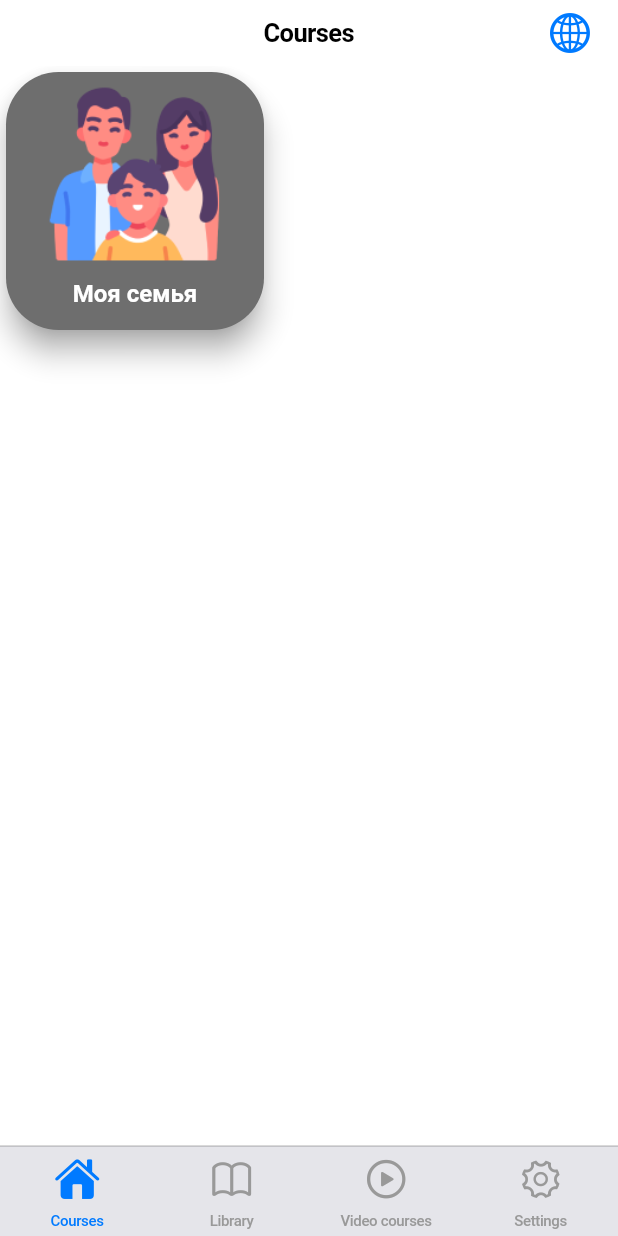
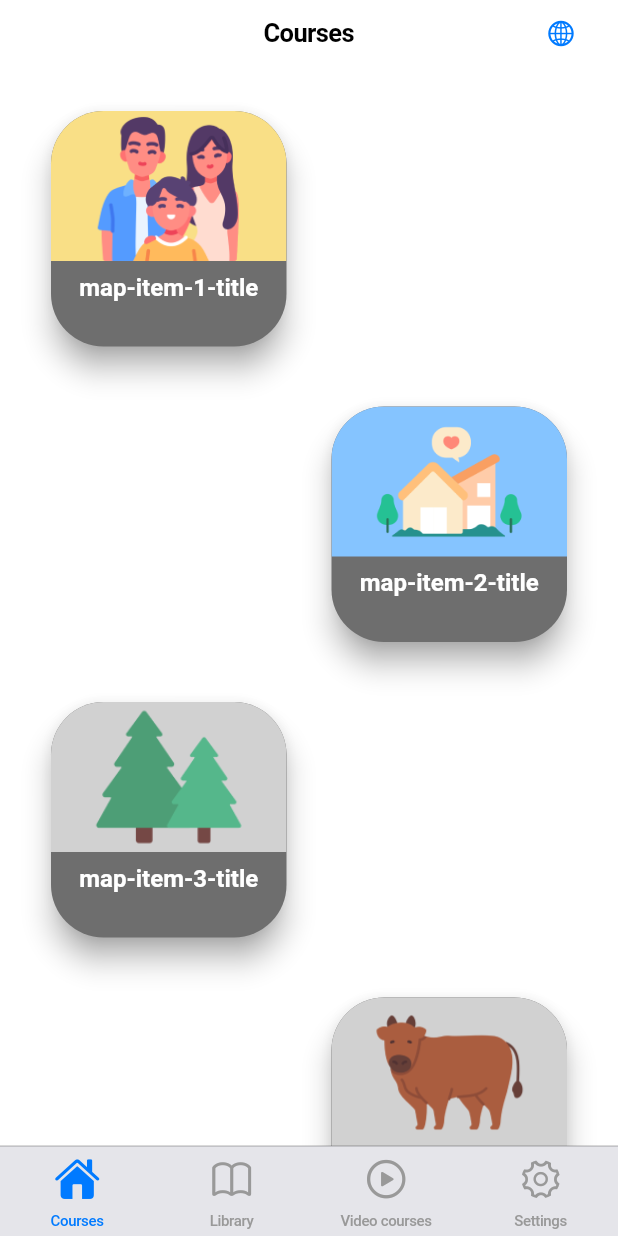
Before and after one commit to cracklesparkle/langapp, a Flutter app: the MainPage screen opened directly, on a phone screen of 412 x 824 dp. Run offline on Flutter 3.47's test engine with Material 2 defaults, Android fonts, the phone set to English and light mode, and no system bars; our stand-ins replace easy_localization, shared_preferences; accounts and stored records are empty; project files that could hold a hidden picture were left out.

Commit message:
Navbar refactor

```diff
--- a/assets/translations/ru-RU.json
+++ b/assets/translations/ru-RU.json
@@ -3,8 +3,8 @@
     "welcome-app-title": "Языки и культура",
     "welcome-app-description": "Lorem ipsum dolor sit amet, consectetur adipiscing elit, sed do eiusmod tempor incididunt ut labore et dolore magna aliqua.",
     "welcome-page-button-choose-language": "Выбрать язык",
-    "welcome-page-button-choose-language-popup-title": "Выберите язык",
-    "welcome-page-button-choose-language-popup-descr": "Выберите язык",
+    "welcome-page-button-choose-language-popup-title": "Выберите язык для изучения",
+    "welcome-page-button-choose-language-popup-descr": "Также Вы cможете изменить этот выбор позже в Настройках",
     "lang1-name": "Якутский язык",
     "lang2-name": "Эвенкийский язык",
     "lang3-name": "Эвенский язык",
--- a/lib/helpers/appcolors.dart
+++ b/lib/helpers/appcolors.dart
@@ -3,10 +3,10 @@ import 'dart:ui';
 
 class AppColors{
   static const Color MAIN_COLOR = Color(0xFF80C038);
-  static const Color MEATS = Color(0xFFC02828);
-  static const Color FRUITS = Color(0xFFC028BA);
-  static const Color VEGS = Color(0xFF28C080);
-  static const Color SEEDS = Color(0xFFC05D28);
-  static const Color PASTRIES = Color(0xFF5D28C0);
-  static const Color SPICES = Color(0xFF1BB1DE);
+  static const Color FAMILY = Color.fromRGBO(249, 223, 134, 1);
+  static const Color HOUSE = Color.fromRGBO(133, 196, 255, 1);
+  static const Color NATURE = Color.fromRGBO(209, 209, 209, 1);
+  static const Color ANIMALS = Color.fromRGBO(209, 209, 209, 1);
+  static const Color CULTURE = Color.fromRGBO(161, 181, 200, 1);
+  static const Color FOOD = Color.fromRGBO(205, 132, 109, 1);
 }
--- a/lib/helpers/customwidgets.dart
+++ b/lib/helpers/customwidgets.dart
@@ -1,5 +1,7 @@
+import 'package:easy_localization/easy_localization.dart';
 import 'package:flutter/cupertino.dart';
 import 'package:flutter/material.dart';
+import 'package:langapp/pages/mainpage.dart';
 
 class MButton extends StatelessWidget{
   const MButton({
@@ -68,6 +70,75 @@ class CButton extends StatelessWidget{
           ),
         ),
       onPressed: onPressedfunction
+    );
+  }
+}
+
+//Button for language select on top navigation bar
+class TopNavBarButton extends StatelessWidget{
+  void _showActionSheet(BuildContext context) {
+    showCupertinoModalPopup<void>(
+      context: context,
+      builder: (BuildContext context) => CupertinoActionSheet(
+        title: Text('welcome-page-button-choose-language-popup-title'.tr()),
+        message: Text('welcome-page-button-choose-language-popup-descr'.tr()),
+        actions: <CupertinoActionSheetAction>[
+          CupertinoActionSheetAction(
+            onPressed: () {
+              //Navigator.pop(context);
+              Navigator.push(
+                context,
+                CupertinoPageRoute(
+                  builder: (context) => MainPage(language: 1)
+                  )
+                );
+            },
+            child: Text('lang1-name'.tr()),
+          ),
+          CupertinoActionSheetAction(
+            onPressed: () {
+              Navigator.push(
+                context,
+                CupertinoPageRoute(
+                  builder: (context) => MainPage(language: 2)
+                  )
+                );
+            },
+            child: Text('lang2-name'.tr()),
+          ),
+          CupertinoActionSheetAction(
+            onPressed: () {
+              Navigator.push(
+                context,
+                CupertinoPageRoute(
+                  builder: (context) => MainPage(language: 3)
+                  )
+                );
+            },
+            child: Text('lang3-name'.tr()),
+          ),
+          CupertinoActionSheetAction(
+            onPressed: () {
+              Navigator.push(
+                context,
+                CupertinoPageRoute(
+                  builder: (context) => MainPage(language: 4)
+                  )
+                );
+            },
+            child: Text('lang4-name'.tr()),
+          )
+        ],
+      ),
+    );
+  }
+
+  @override
+  Widget build(BuildContext context){
+    return CupertinoButton(
+            padding: EdgeInsets.all(0),
+            child: Icon(CupertinoIcons.globe),
+            onPressed: (){_showActionSheet(context);},
     );
   }
 }
@@ -162,20 +233,24 @@ class ImageCard extends StatelessWidget{
   final String title;
   final Color color;
   final String imageAsset;
+  final Function() onPressedFunction;
 
   const ImageCard({
     Key? key,
     required this.title,
     required this.color,
     required this.imageAsset,
+    required this.onPressedFunction
   }) : super(key: key);
 
   @override
   Widget build(BuildContext context){
 
-    return SizedBox(
-      height: 180,
-      width: 180,
+    return CupertinoButton(
+      onPressed: onPressedFunction,
+      child: SizedBox(
+        height: 165,
+        width: 165,
         child: Card(
           clipBehavior: Clip.antiAlias,
           shadowColor: CupertinoColors.inactiveGray,
@@ -183,22 +258,31 @@ class ImageCard extends StatelessWidget{
           color: Color.fromRGBO(110, 110, 110, 1),
           shape: RoundedRectangleBorder(borderRadius: BorderRadius.circular(35)),
           child: Column(
+            crossAxisAlignment: CrossAxisAlignment.stretch,
             children: [
-            Stack(
+              Container(
+                alignment: Alignment.bottomCenter,
+                color: color,
+                child: Stack(
                   children: [
                     Padding(
-                  padding: const EdgeInsets.all(8.0),
-                  child: Image.asset(imageAsset, height: 120, fit: BoxFit.cover),
+                      padding: const EdgeInsets.fromLTRB(8, 0, 8, 0),
+                      child: Image.asset(imageAsset, height: 100, fit: BoxFit.contain),
                     ),
                   ],
                 ),
-            Padding(
-              padding: EdgeInsets.all(2),
-              child: Text(title, style: TextStyle(fontSize: 16, fontWeight: FontWeight.bold, color: Colors.white)),
+              ),
+              Container(
+                alignment: Alignment.center,
+                child: Padding(
+                  padding: EdgeInsets.all(8),
+                  child: Text(overflow: TextOverflow.fade, title, textAlign: TextAlign.center, style: TextStyle(fontSize: 16, fontWeight: FontWeight.bold, color: Colors.white)),
+                ),
               )
             ],
           )
           ),
+      ),
     );
   }
 }
--- a/lib/pages/mainpage.dart
+++ b/lib/pages/mainpage.dart
@@ -2,6 +2,7 @@ import 'package:easy_localization/easy_localization.dart';
 import 'package:flutter/cupertino.dart';
 import 'package:langapp/pages/mappage.dart';
 import 'package:langapp/pages/newpage.dart';
+import 'package:langapp/pages/settingspage.dart';
 
 class MainPage extends StatelessWidget{
   final int language;
@@ -67,9 +68,7 @@ class MainPage extends StatelessWidget{
         case 3:
         default:
           return CupertinoTabView(
-            builder: (context) => NewPage(
-              title: 'Tab 4 on lang $language',
-              color: CupertinoColors.systemYellow
+            builder: (context) => SettingsPage(
             )
           );
       }
--- a/lib/pages/mappage.dart
+++ b/lib/pages/mappage.dart
@@ -1,7 +1,10 @@
 import 'package:easy_localization/easy_localization.dart';
 import 'package:flutter/cupertino.dart';
 import 'package:flutter/material.dart';
+import 'package:langapp/helpers/appcolors.dart';
 import 'package:langapp/helpers/customwidgets.dart';
+import 'package:langapp/pages/newpage.dart';
+import 'package:langapp/pages/subjectpage.dart';
 
 class MapPage extends StatefulWidget{
   @override
@@ -14,13 +17,57 @@ class _MapPageState extends State<MapPage>{
     return CupertinoPageScaffold(
       navigationBar: CupertinoNavigationBar(
         middle: Text('bottom-navbar-item-1'.tr()),
-        trailing: Icon(CupertinoIcons.globe),
+        trailing: TopNavBarButton()
       ),
       child: SafeArea(
-        child: Column(
-          children: [
-            ImageCard(title: 'Моя семья', color: Colors.yellow.shade400, imageAsset: 'assets/images/mapPage/myFamily.png'),
-          ],
+        child: CupertinoScrollbar(
+          child: ListView(
+            padding: const EdgeInsets.all(10),
+            children: [
+              Row(
+                mainAxisAlignment: MainAxisAlignment.start,
+                children: [
+                  ImageCard(title: 'map-item-1-title'.tr(), color: AppColors.FAMILY, imageAsset: 'assets/images/mapPage/myFamily.png',
+                    onPressedFunction: (){
+                      Navigator.of(context, rootNavigator: true).push(
+                        CupertinoPageRoute(
+                          builder: (context) => SubjectPage(
+                              title: 'map-item-1-title'.tr(),
+                              color: AppColors.FAMILY,
+                              number: 0 + 1,
+                            )
+                          )
+                      );
+                    },
+                  ),
+              ]),
+              Row(
+                mainAxisAlignment: MainAxisAlignment.end,
+                children: [
+                  ImageCard(title: 'map-item-2-title'.tr(), color: AppColors.HOUSE, imageAsset: 'assets/images/mapPage/myHouse.png', onPressedFunction: (){},),
+              ]),
+              Row(
+                mainAxisAlignment: MainAxisAlignment.start,
+                children: [
+                  ImageCard(title: 'map-item-3-title'.tr(), color: AppColors.NATURE, imageAsset: 'assets/images/mapPage/nature.png', onPressedFunction: (){},),
+              ]),
+              Row(
+                mainAxisAlignment: MainAxisAlignment.end,
+                children: [
+                  ImageCard(title: 'map-item-4-title'.tr(), color: AppColors.ANIMALS, imageAsset: 'assets/images/mapPage/animals.png', onPressedFunction: (){},),
+              ]),
+              Row(
+                mainAxisAlignment: MainAxisAlignment.start,
+                children: [
+                  ImageCard(title: 'map-item-5-title'.tr(), color: AppColors.CULTURE, imageAsset: 'assets/images/mapPage/culture.png', onPressedFunction: (){},),
+              ]),
+              Row(
+                mainAxisAlignment: MainAxisAlignment.end,
+                children: [
+                  ImageCard(title: 'map-item-6-title'.tr(), color: AppColors.FOOD, imageAsset: 'assets/images/mapPage/nationalFood.png', onPressedFunction: (){},),
+              ]),
+            ]
+          ),
         ),
       )
     );
```
Also changed, not shown: lib/pages/settingspage.dart (+3 -6 lines), lib/pages/subjectpage.dart (added, +54 -0 lines), assets/images/mapPage/myFamily.png, lib/pages/librarypage.dart (added), lib/pages/videocourses.dart (added). Lines whose indentation alone changed are shown as unchanged.
